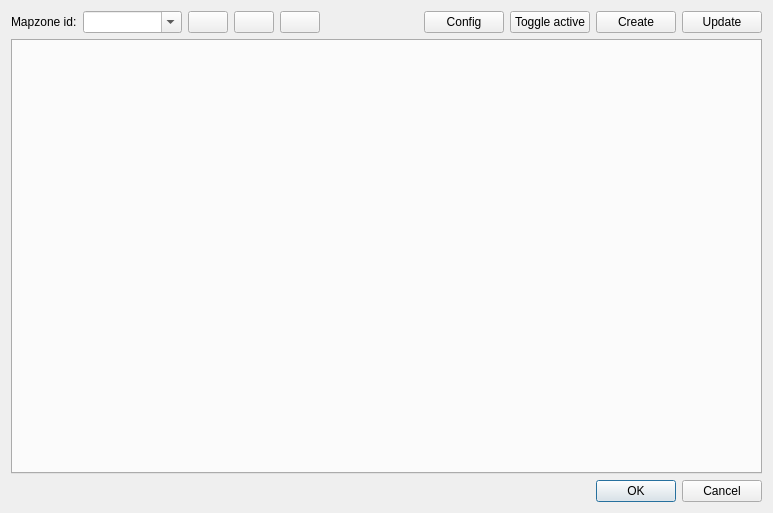
Before: the Qt Designer form core/ui/toolbars/plan/netscenario.ui in Giswater/giswater_qgis_plugin, drawn with Qt 5.
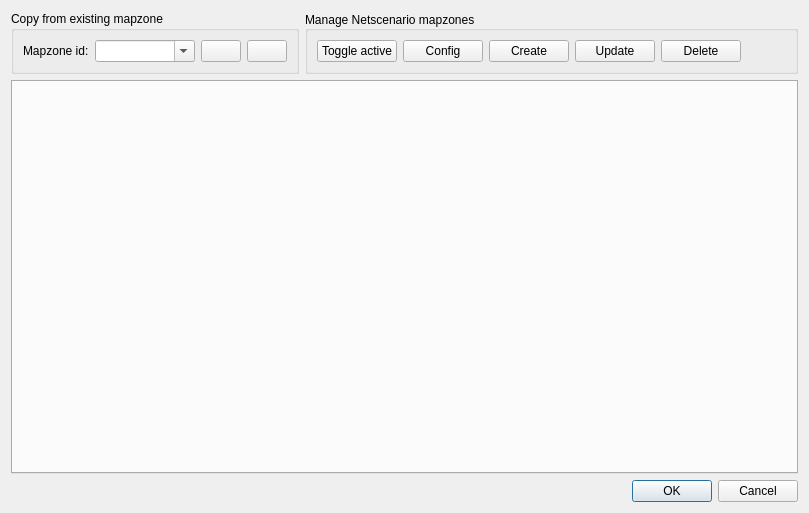
After: the same form once the commit is applied.

Commit message: Change netscenario ui layout

What changed in the file:
```diff
--- a/core/ui/toolbars/plan/netscenario.ui
+++ b/core/ui/toolbars/plan/netscenario.ui
@@ -6,7 +6,7 @@
    <rect>
     <x>0</x>
     <y>0</y>
-    <width>773</width>
+    <width>809</width>
     <height>513</height>
    </rect>
   </property>
@@ -24,17 +24,28 @@
      </property>
     </widget>
    </item>
-   <item row="1" column="0">
-    <widget class="QTabWidget" name="main_tab">
-     <property name="currentIndex">
-      <number>-1</number>
-     </property>
-    </widget>
-   </item>
    <item row="0" column="0">
     <layout class="QHBoxLayout" name="horizontalLayout">
      <item>
+      <widget class="QGroupBox" name="grb_copy">
+       <property name="sizePolicy">
+        <sizepolicy hsizetype="Fixed" vsizetype="Preferred">
+         <horstretch>0</horstretch>
+         <verstretch>0</verstretch>
+        </sizepolicy>
+       </property>
+       <property name="title">
+        <string>Copy from existing mapzone</string>
+       </property>
+       <layout class="QHBoxLayout" name="horizontalLayout_2">
+        <item>
       <widget class="QLabel" name="lbl_mapzone_id">
+          <property name="sizePolicy">
+           <sizepolicy hsizetype="Fixed" vsizetype="Preferred">
+            <horstretch>0</horstretch>
+            <verstretch>0</verstretch>
+           </sizepolicy>
+          </property>
        <property name="text">
         <string>Mapzone id:</string>
        </property>
@@ -43,11 +54,17 @@
      <item>
       <widget class="QComboBox" name="cmb_feature_id">
        <property name="sizePolicy">
-        <sizepolicy hsizetype="MinimumExpanding" vsizetype="Fixed">
-         <horstretch>0</horstretch>
+           <sizepolicy hsizetype="Fixed" vsizetype="Fixed">
+            <horstretch>100</horstretch>
          <verstretch>0</verstretch>
         </sizepolicy>
        </property>
+          <property name="minimumSize">
+           <size>
+            <width>100</width>
+            <height>0</height>
+           </size>
+          </property>
        <property name="editable">
         <bool>true</bool>
        </property>
@@ -55,13 +72,12 @@
      </item>
      <item>
       <widget class="QPushButton" name="btn_insert">
-       <property name="text">
-        <string/>
-       </property>
-      </widget>
-     </item>
-     <item>
-      <widget class="QPushButton" name="btn_delete">
+          <property name="sizePolicy">
+           <sizepolicy hsizetype="Fixed" vsizetype="Fixed">
+            <horstretch>0</horstretch>
+            <verstretch>0</verstretch>
+           </sizepolicy>
+          </property>
        <property name="text">
         <string/>
        </property>
@@ -69,31 +85,29 @@
      </item>
      <item>
       <widget class="QPushButton" name="btn_snapping">
+          <property name="sizePolicy">
+           <sizepolicy hsizetype="Fixed" vsizetype="Fixed">
+            <horstretch>0</horstretch>
+            <verstretch>0</verstretch>
+           </sizepolicy>
+          </property>
        <property name="text">
         <string/>
        </property>
       </widget>
      </item>
-     <item>
-      <spacer name="horizontalSpacer">
-       <property name="orientation">
-        <enum>Qt::Horizontal</enum>
-       </property>
-       <property name="sizeHint" stdset="0">
-        <size>
-         <width>40</width>
-         <height>20</height>
-        </size>
-       </property>
-      </spacer>
-     </item>
-     <item>
-      <widget class="QPushButton" name="btn_config">
-       <property name="text">
-        <string>Config</string>
-       </property>
+       </layout>
       </widget>
      </item>
+     <item>
+      <widget class="QGroupBox" name="groupBox">
+       <property name="title">
+        <string>Manage Netscenario mapzones</string>
+       </property>
+       <property name="alignment">
+        <set>Qt::AlignLeading|Qt::AlignLeft|Qt::AlignVCenter</set>
+       </property>
+       <layout class="QHBoxLayout" name="horizontalLayout_3">
      <item>
       <widget class="QPushButton" name="btn_toggle_active">
        <property name="text">
@@ -101,6 +115,13 @@
        </property>
       </widget>
      </item>
+        <item>
+         <widget class="QPushButton" name="btn_config">
+          <property name="text">
+           <string>Config</string>
+          </property>
+         </widget>
+        </item>
      <item>
       <widget class="QPushButton" name="btn_create">
        <property name="text">
@@ -115,7 +136,37 @@
        </property>
       </widget>
      </item>
-    </layout>
+        <item>
+         <widget class="QPushButton" name="btn_delete">
+          <property name="text">
+           <string>Delete</string>
+          </property>
+         </widget>
+        </item>
+        <item>
+         <spacer name="horizontalSpacer">
+          <property name="orientation">
+           <enum>Qt::Horizontal</enum>
+          </property>
+          <property name="sizeHint" stdset="0">
+           <size>
+            <width>40</width>
+            <height>20</height>
+           </size>
+          </property>
+         </spacer>
+        </item>
+       </layout>
+      </widget>
+     </item>
+    </layout>
+   </item>
+   <item row="1" column="0">
+    <widget class="QTabWidget" name="main_tab">
+     <property name="currentIndex">
+      <number>-1</number>
+     </property>
+    </widget>
    </item>
   </layout>
  </widget>
```
Lines whose indentation alone changed are shown as unchanged. The commit also changes 1 other file.
